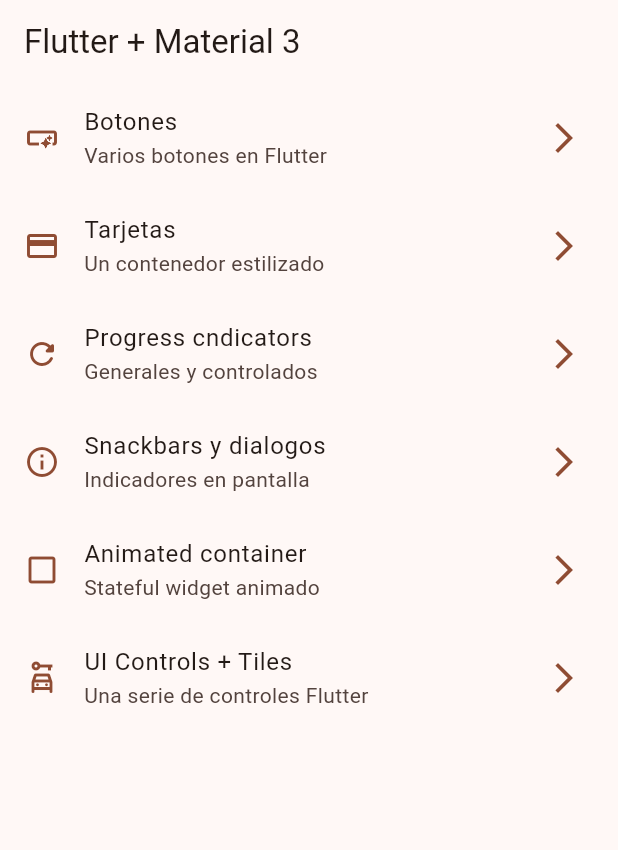
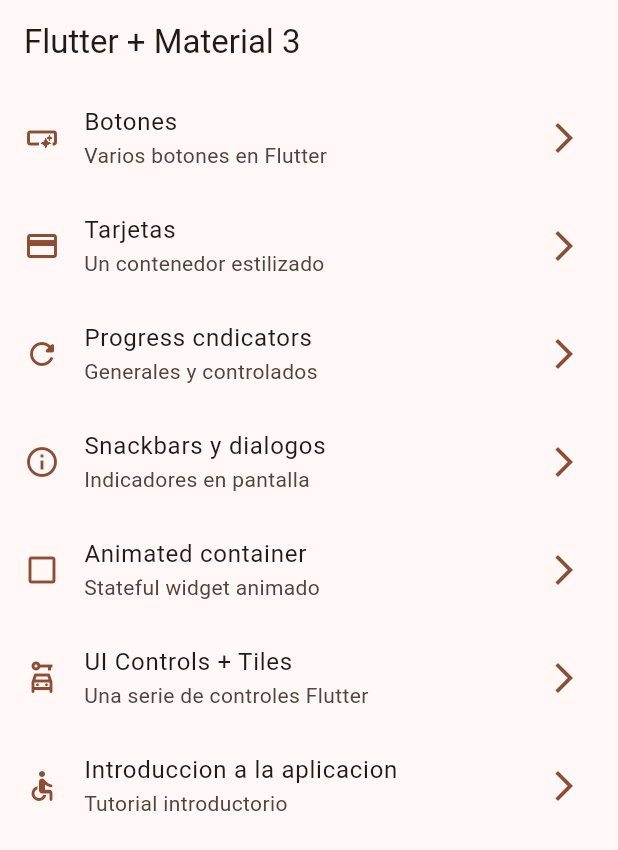
Before and after one commit to SebasVillaLo/My-proyects, a Flutter app: the screen it shows after launch, on a phone screen of 412 x 824 dp. Shown: the top 850 px of the screen. Run offline on Flutter 3.47's test engine with Material 2 defaults, Android fonts, the phone set to English and light mode, and no system bars; our stand-ins replace animate_do, dio, go_router, video_player.

```diff
--- a/widgets_app/lib/config/menu/menu_items.dart
+++ b/widgets_app/lib/config/menu/menu_items.dart
@@ -51,4 +51,10 @@ const List<MenuItems> appMenuItems = [
     link: '/ui-controls',
     icon: Icons.car_rental_outlined,
   ),
+  MenuItems(
+    title: 'Introduccion a la aplicacion',
+    subTitle: 'Tutorial introductorio',
+    link: '/tutorial',
+    icon: Icons.accessible_rounded,
+  ),
 ];
--- a/widgets_app/lib/config/router/app_router.dart
+++ b/widgets_app/lib/config/router/app_router.dart
@@ -41,5 +41,10 @@ final appRouter = GoRouter(
       name: UiControlsScreen.name,
       builder: (context, state) => const UiControlsScreen(),
     ),
+    GoRoute(
+      path: '/tutorial',
+      name: AppTutorialScreen.name,
+      builder: (context, state) => const AppTutorialScreen(),
+    ),
   ],
 );
--- a/widgets_app/pubspec.yaml
+++ b/widgets_app/pubspec.yaml
@@ -18,3 +18,7 @@ dev_dependencies:
 
 flutter:
   uses-material-design: true
+
+
+assets:
+  - assets/images/
```
Also changed, not shown: widgets_app/assets/images/1.png (added), widgets_app/assets/images/2.png (added), widgets_app/assets/images/3.png (added), widgets_app/assets/images/jar-loading.gif (added).
